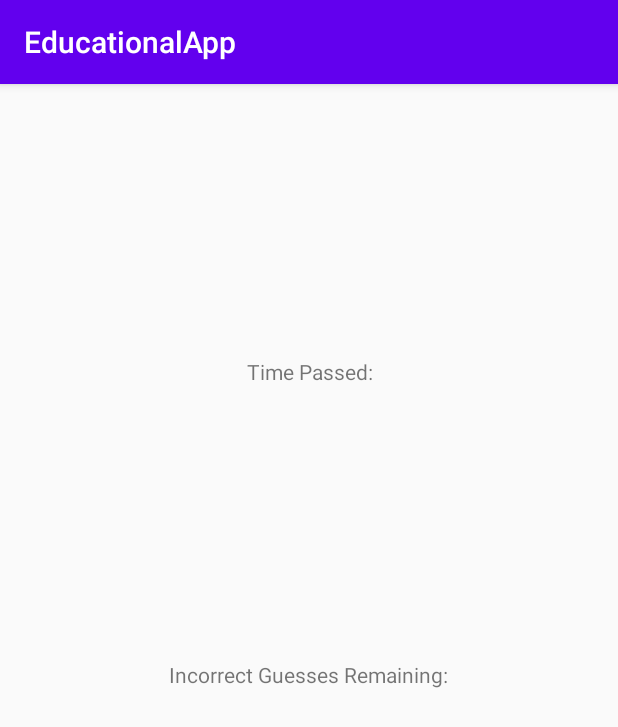
After one commit to aidanmegee/WordSort, an Android app: the fragment StatusFragment shown on its own in the app's theme, on a phone screen of 412 x 824 dp. The commit adds this screen. Shown: the top 727 px of the screen. Run offline under Robolectric (Android 15) with nearby library versions, the phone set to English and light mode, and no system bars.

Commit message:
Add statusFragment class to hold Time passed and guesses remaining based on the user's incorrect guesses.

```diff
--- a/app/src/main/java/au/edu/jcu/cp3406/educationalapp/GameActivity.java
+++ b/app/src/main/java/au/edu/jcu/cp3406/educationalapp/GameActivity.java
@@ -1,6 +1,7 @@
 package au.edu.jcu.cp3406.educationalapp;
 
 import androidx.appcompat.app.AppCompatActivity;
+import androidx.fragment.app.FragmentManager;
 
 import android.content.Context;
 import android.hardware.Sensor;
@@ -13,7 +14,8 @@ import android.widget.Toast;
 import java.util.Objects;
 
 public class GameActivity extends AppCompatActivity {
-
+    private StatusFragment statusFragment;
+    private boolean isLargeScreen;
     private SensorManager sensorManager;
     private float accel;
     private float accelCurrent;
@@ -23,6 +25,8 @@ public class GameActivity extends AppCompatActivity {
     protected void onCreate(Bundle savedInstanceState) {
         super.onCreate(savedInstanceState);
         setContentView(R.layout.activity_game);
+        FragmentManager fragmentManager = getSupportFragmentManager();
+        statusFragment = (StatusFragment) fragmentManager.findFragmentById(R.id.statusFragment);
 
         //setting up sensor manager
         sensorManager = (SensorManager) getSystemService(Context.SENSOR_SERVICE);
--- /dev/null
+++ b/app/src/main/java/au/edu/jcu/cp3406/educationalapp/StatusFragment.java
@@ -0,0 +1,44 @@
+package au.edu.jcu.cp3406.educationalapp;
+
+import android.os.Bundle;
+
+import androidx.fragment.app.Fragment;
+
+import android.view.LayoutInflater;
+import android.view.View;
+import android.view.ViewGroup;
+import android.widget.TextView;
+
+
+/**
+ * A simple {@link Fragment} subclass.
+ */
+public class StatusFragment extends Fragment {
+    private TextView time;
+    private TextView guessesLeft;
+
+    public StatusFragment() {
+        // Required empty public constructor
+    }
+
+
+    @Override
+    public View onCreateView(LayoutInflater inflater, ViewGroup container,
+                             Bundle savedInstanceState) {
+        // Inflate the layout for this fragment
+        View view = inflater.inflate(R.layout.fragment_status, container, false);
+
+        time = view.findViewById(R.id.time);
+        guessesLeft = view.findViewById(R.id.incorrect_guesses);
+
+        return view;
+    }
+
+    public void setGuessesLeft(String guesses) {
+        guessesLeft.setText(guesses);
+    }
+
+    public void setTime(String timePassed) {
+        time.setText(timePassed);
+    }
+}
--- /dev/null
+++ b/app/src/main/res/layout/fragment_status.xml
@@ -0,0 +1,27 @@
+<?xml version="1.0" encoding="utf-8"?>
+<androidx.appcompat.widget.LinearLayoutCompat xmlns:android="http://schemas.android.com/apk/res/android"
+    xmlns:tools="http://schemas.android.com/tools"
+    android:layout_width="match_parent"
+    android:layout_height="match_parent"
+    tools:context=".StatusFragment"
+    android:orientation="vertical">
+
+    <!-- TODO: Update blank fragment layout -->
+    <TextView
+        android:id="@+id/time"
+        android:gravity="center"
+        android:layout_width="wrap_content"
+        android:layout_height="wrap_content"
+        android:text="@string/time_passed"
+        android:layout_gravity="center"
+        android:layout_weight="1"/>
+
+    <TextView
+        android:id="@+id/incorrect_guesses"
+        android:layout_width="wrap_content"
+        android:layout_height="wrap_content"
+        android:text="@string/incorrect_guesses_remaining"
+        android:layout_gravity="center"
+        android:layout_weight="1"/>
+
+</androidx.appcompat.widget.LinearLayoutCompat>
--- a/app/src/main/res/values/strings.xml
+++ b/app/src/main/res/values/strings.xml
@@ -10,4 +10,9 @@
         <item>Medium</item>
         <item>Hard</item>
     </string-array>
+
+    <!-- TODO: Remove or change this placeholder text -->
+    <string name="hello_blank_fragment">Hello blank fragment</string>
+    <string name="time_passed">Time Passed:</string>
+    <string name="incorrect_guesses_remaining">Incorrect Guesses Remaining:</string>
 </resources>
```
